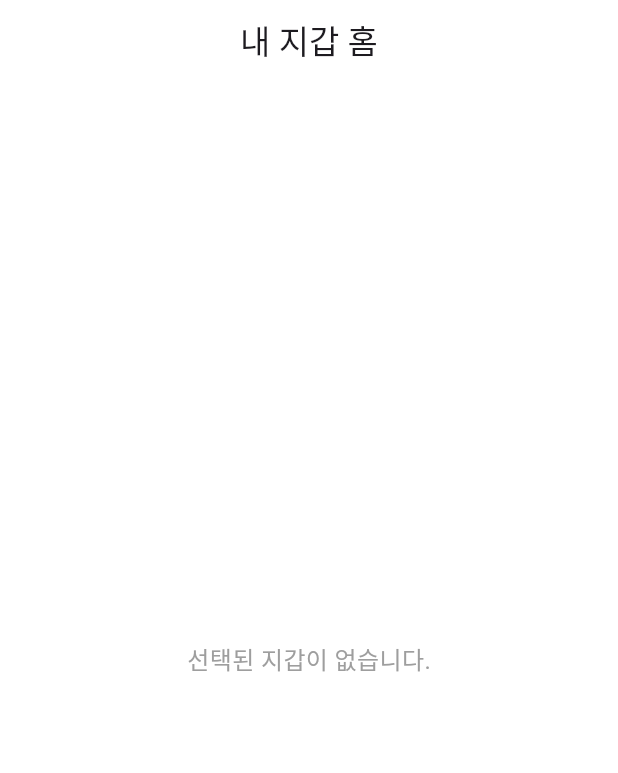
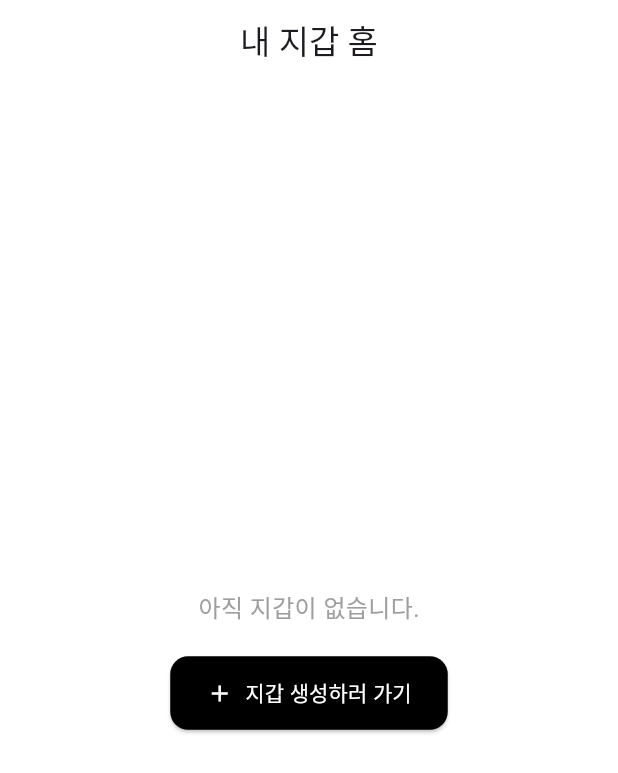
Before and after one commit to angkmfirefoxygal/Eifty, a Flutter app: the screen it shows after launch, on a phone screen of 412 x 824 dp. Shown: the top 773 px of the screen. Run offline on Flutter 3.47's test engine with Material 3 defaults, Android fonts, the phone set to English and light mode, and no system bars; our stand-ins replace convert, flutter_dotenv, flutter_secure_storage, qr_flutter; missing offline and left inert: bip39, mobile_scanner, web3dart.

```diff
--- a/lib/presentation/screens/home_screen.dart
+++ b/lib/presentation/screens/home_screen.dart
@@ -40,10 +40,34 @@ class _HomeScreenState extends State<HomeScreen> {
             vm.isLoading
                 ? const Center(child: CircularProgressIndicator())
                 : wallet == null
-                ? const Center(
-                  child: Text(
-                    '선택된 지갑이 없습니다.',
-                    style: TextStyle(fontSize: 16, color: Colors.grey),
+                ? Center(
+                  child: Column(
+                    mainAxisSize: MainAxisSize.min,
+                    children: [
+                      const Text(
+                        '아직 지갑이 없습니다.',
+                        style: TextStyle(fontSize: 16, color: Colors.grey),
+                      ),
+                      const SizedBox(height: 20),
+                      ElevatedButton.icon(
+                        onPressed: () {
+                          Navigator.pushNamed(context, '/wallet/mnemonic');
+                        },
+                        icon: const Icon(Icons.add),
+                        label: const Text('지갑 생성하러 가기'),
+                        style: ElevatedButton.styleFrom(
+                          padding: const EdgeInsets.symmetric(
+                            horizontal: 24,
+                            vertical: 14,
+                          ),
+                          backgroundColor: Colors.black,
+                          foregroundColor: Colors.white,
+                          shape: RoundedRectangleBorder(
+                            borderRadius: BorderRadius.circular(12),
+                          ),
+                        ),
+                      ),
+                    ],
                   ),
                 )
                 : Column(
```
Also changed, not shown: lib/presentation/screens/wallet_list_screen.dart (+8 -0 lines), lib/viewmodels/wallet_viewmodel.dart (+16 -1 lines).
